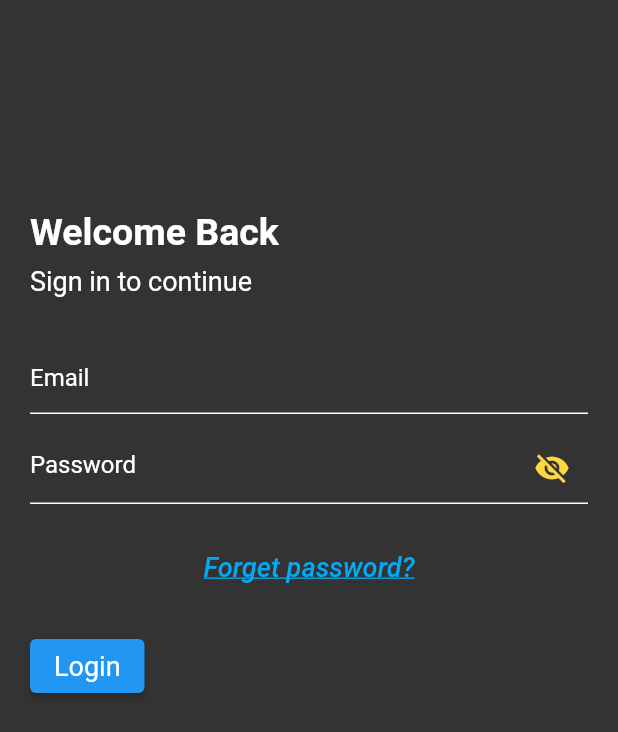
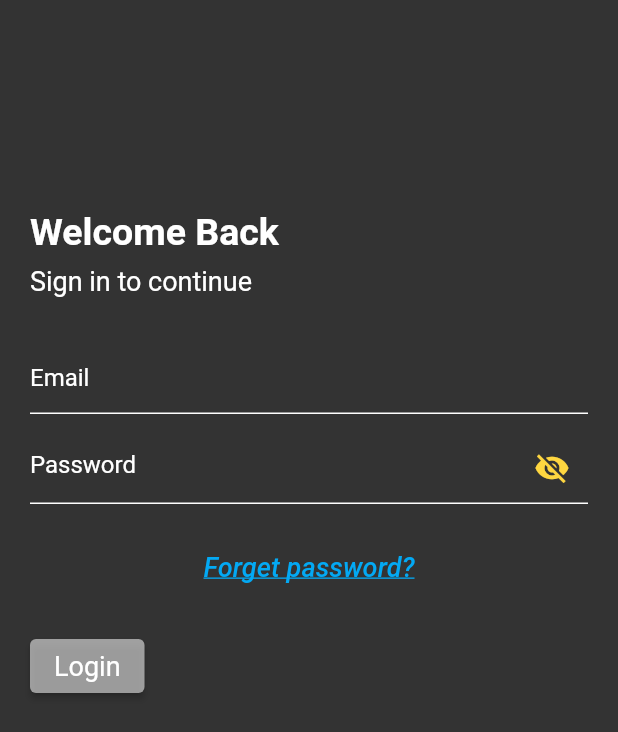
Before and after one commit to Devsaci/grocery_app_hadi_v2, a Flutter app: the screen it shows after launch, on a phone screen of 412 x 824 dp. Shown: the top 732 px of the screen. Run offline on Flutter 3.47's test engine with Material 2 defaults, Android fonts, the phone set to English and light mode, and no system bars; drawn by our look-alikes of card_swiper; our stand-ins replace fancy_shimmer_image, flutter_iconly, shared_preferences.

Commit message:
ElevatedButton.styleFrom

```diff
--- a/lib/screens/auth/login.dart
+++ b/lib/screens/auth/login.dart
@@ -168,7 +168,7 @@ class _LoginScreenState extends State<LoginScreen> {
                     fct: () {},
                     buttonText: 'Login',
                     primary: Colors.white54,
-                  )
+                  ),
                 ],
               ),
             ),
--- a/lib/widgets/auth_button.dart
+++ b/lib/widgets/auth_button.dart
@@ -16,6 +16,9 @@ class AuthButton extends StatelessWidget {
   @override
   Widget build(BuildContext context) {
     return ElevatedButton(
+      style: ElevatedButton.styleFrom(
+        backgroundColor: primary, // background (button) color
+      ),
       onPressed: () {},
       child: TextWidget(
         text: buttonText,
```
